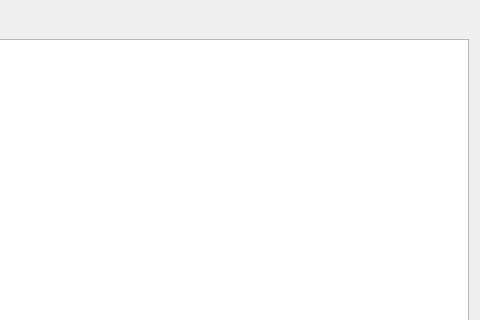
vlarry/emulator, file dbjornal.ui: the form before one commit; both pictures show x 880 to 1360 and y 0 to 320 of the 1360 by 692 pixel window.
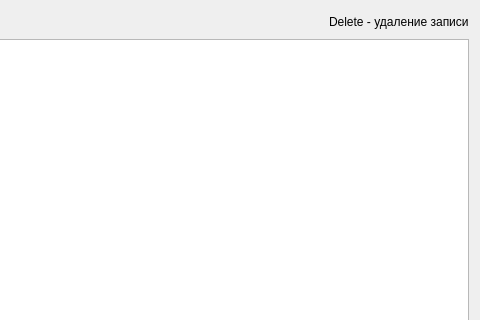
The form after the commit.

Diff of the .ui file:
```diff
--- a/dbjornal.ui
+++ b/dbjornal.ui
@@ -59,6 +59,13 @@
        </property>
       </spacer>
      </item>
+     <item>
+      <widget class="QLabel" name="label_2">
+       <property name="text">
+        <string>Delete - удаление записи</string>
+       </property>
+      </widget>
+     </item>
     </layout>
    </item>
    <item>
```
